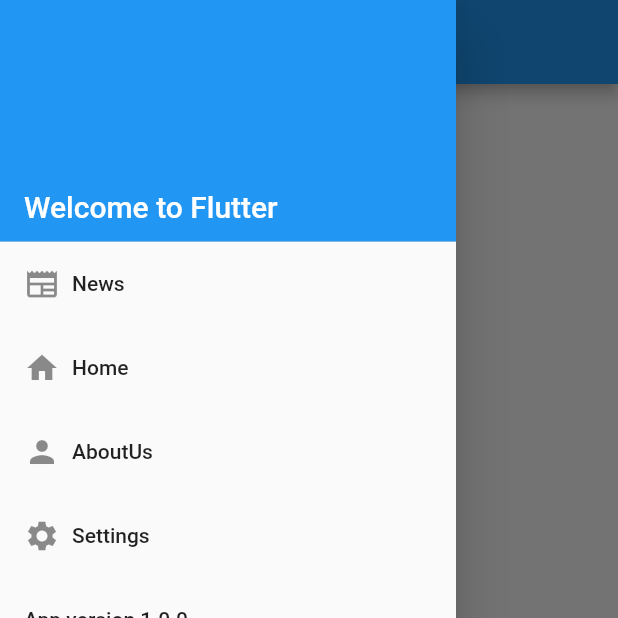
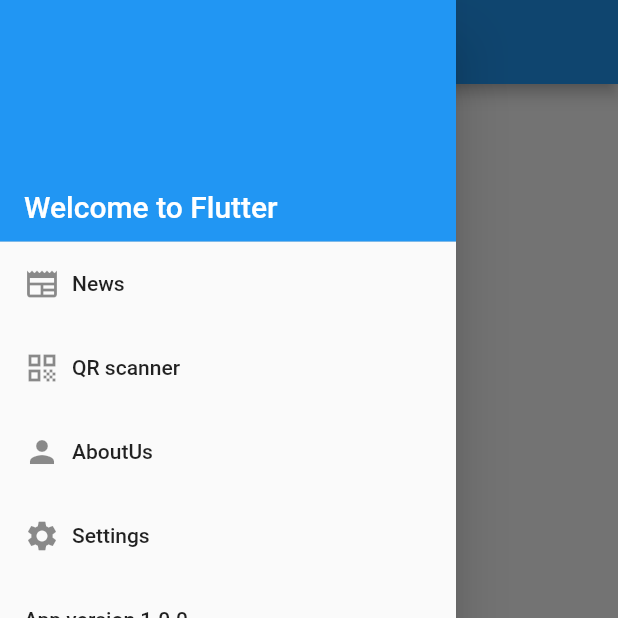
Before and after one commit to abubasith456/bloc_fluttter, a Flutter app: the screen it shows after launch, with the side drawer open, on a phone screen of 412 x 824 dp, the top half of it. Run offline on Flutter 3.47's test engine with Material 2 defaults, Android fonts, the phone set to English and light mode, and no system bars; our stand-ins replace bloc, dio, equatable, flutter_bloc; network calls fail.

```diff
--- a/lib/main.dart
+++ b/lib/main.dart
@@ -3,6 +3,7 @@ import 'package:bloc_flutter/cubit_state/setting_cubit.dart';
 import 'package:bloc_flutter/cubit_state/setting_state.dart';
 import 'package:bloc_flutter/fragments/about_us.dart';
 import 'package:bloc_flutter/fragments/news_page.dart';
+import 'package:bloc_flutter/fragments/qr_scanner_page.dart';
 import 'package:bloc_flutter/pages/covid_page.dart';
 import 'package:bloc_flutter/routes/pageRoutes.dart';
 import 'package:bloc_flutter/widget/cubit_counter_wiget.dart';
@@ -36,7 +37,7 @@ class MyApp extends StatelessWidget {
             routes: {
               // PageRoutes.covidPage: (context) => CovidPage(),
               PageRoutes.newsPage: (context) => NewsPage(context),
-              PageRoutes.home: (context) => HomePage(),
+              PageRoutes.qrScannerPage: (context) => QRscannerPage(),
               PageRoutes.aboutUs: (context) => AboutUs(),
               PageRoutes.settings: (context) => SettingPage()
             },
--- a/lib/navidation_drawer.dart
+++ b/lib/navidation_drawer.dart
@@ -24,10 +24,10 @@ class NavigationDrawer extends StatelessWidget {
                 Navigator.pushReplacementNamed(context, PageRoutes.newsPage),
           ),
           createDrawerBodyItem(
-            icon: Icons.home,
-            text: 'Home',
-            onTap: () =>
-                Navigator.pushReplacementNamed(context, PageRoutes.home),
+            icon: Icons.qr_code,
+            text: 'QR scanner',
+            onTap: () => Navigator.pushReplacementNamed(
+                context, PageRoutes.qrScannerPage),
           ),
           createDrawerBodyItem(
             icon: Icons.person,
--- a/lib/routes/pageRoutes.dart
+++ b/lib/routes/pageRoutes.dart
@@ -1,3 +1,4 @@
+import 'package:bloc_flutter/fragments/qr_scanner_page.dart';
 import 'package:bloc_flutter/pages/covid_page.dart';
 
 import '../fragments/news_page.dart';
@@ -8,6 +9,7 @@ import '../fragments/home.dart';
 class PageRoutes {
   static const String covidPage = CovidPage.routeName;
   static const String newsPage = NewsPage.routeName;
+  static const String qrScannerPage = QRscannerPage.routeName;
   static const String home = HomePage.routeName;
   static const String aboutUs = AboutUs.routeName;
   static const String settings = SettingPage.routeName;
--- a/pubspec.yaml
+++ b/pubspec.yaml
@@ -42,6 +42,8 @@ dependencies:
   dio: ^4.0.4
   url_launcher: ^6.0.3
   flutter_launcher_icons: ^0.9.3
+  # barcode_scan: any
+
 
 flutter_icons:
   android: true
```
Also changed, not shown: lib/fragments/qr_scanner_page.dart (added, +88 -0 lines), lib/util/qrScanner.dart (added, +16 -0 lines), 6 other files.
